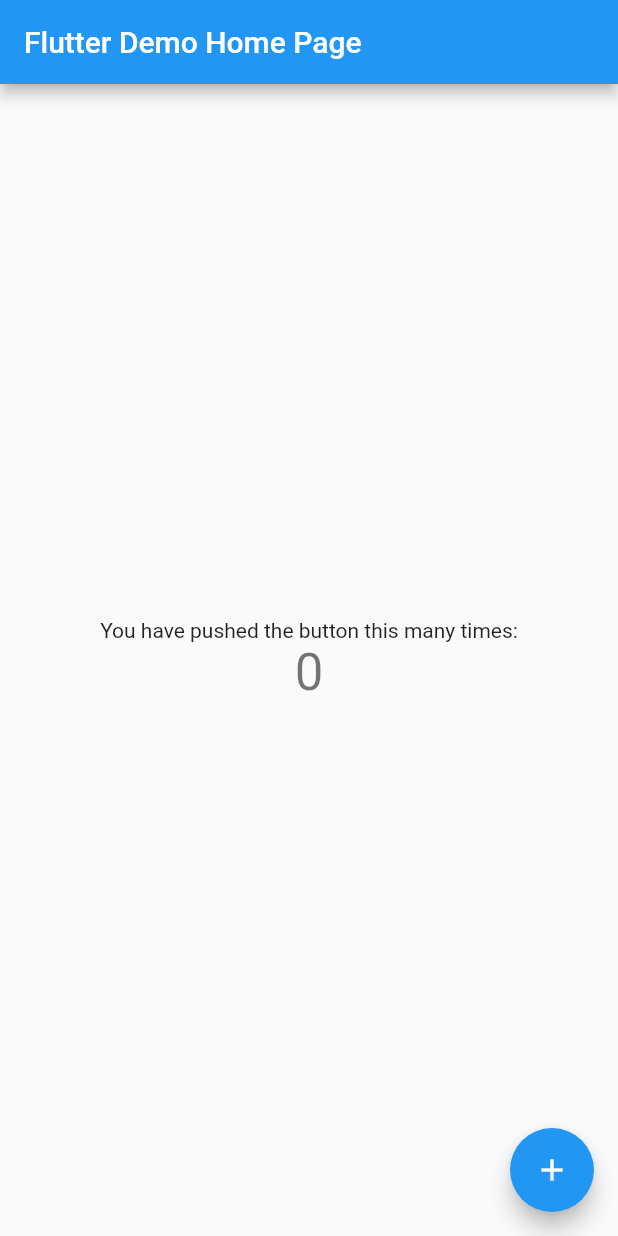
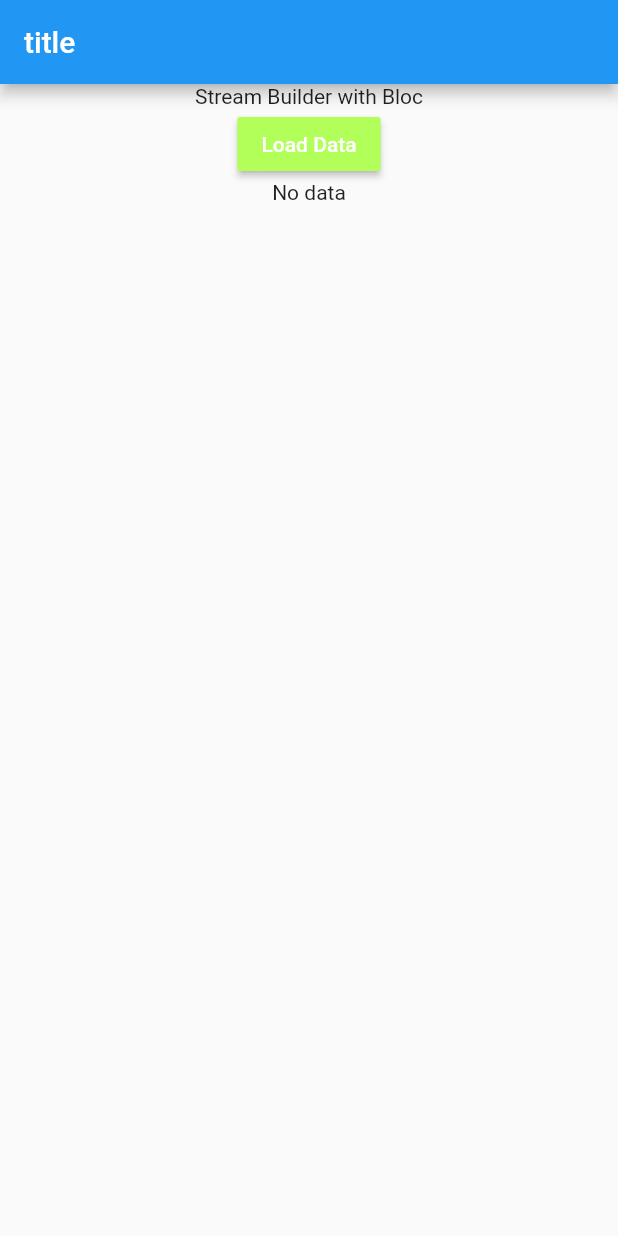
Before and after one commit to kyh980909/Flutter_Bloc_practice, a Flutter app: the screen it shows after launch, on a phone screen of 412 x 824 dp. Run offline on Flutter 3.47's test engine with Material 2 defaults, Android fonts, the phone set to English and light mode, and no system bars.

Commit message:
bloc todo
bloc패턴으로 todo리스트 만들기

```diff
--- /dev/null
+++ b/flutter_bloc_practice/lib/bloc/todo_bloc.dart
@@ -0,0 +1,24 @@
+import 'dart:async';
+import '../model/todo.dart';
+import '../repository/api.dart';
+
+class TodoBloc {
+  final API api;
+
+  StreamController<List<Todo>> ctrl = StreamController();
+
+  Stream<List<Todo>> get results => ctrl.stream;
+
+  TodoBloc(this.api);
+
+  void dispose() {
+    ctrl.close();
+  }
+
+  void getTodo() {
+    api.getTodo().then((todos) {
+      ctrl.add(todos);
+    });
+  }
+
+}
--- /dev/null
+++ b/flutter_bloc_practice/lib/bloc/todo_provider.dart
@@ -0,0 +1,17 @@
+import 'package:flutter/material.dart';
+import 'todo_bloc.dart';
+import '../repository/api.dart';
+
+class TodoProvider extends InheritedWidget {
+  final TodoBloc todoBloc;
+
+  @override
+  bool updateShouldNotify(InheritedWidget oldWidget) => true;
+
+  static TodoBloc of(BuildContext context) =>
+      (context.inheritFromWidgetOfExactType(TodoProvider) as TodoProvider).todoBloc;
+
+  TodoProvider({Key key, TodoBloc todoBloc, Widget child})
+    : this.todoBloc = todoBloc ?? TodoBloc(API()),
+      super(child: child, key: key);
+}
--- a/flutter_bloc_practice/lib/main.dart
+++ b/flutter_bloc_practice/lib/main.dart
@@ -1,111 +1,23 @@
 import 'package:flutter/material.dart';
 
-void main() => runApp(MyApp());
+import 'ui/todo_page.dart';
+import 'bloc/todo_provider.dart';
+import 'bloc/todo_bloc.dart';
+import 'repository/api.dart';
+
+void main() => runApp(new MyApp());
 
 class MyApp extends StatelessWidget {
-  // This widget is the root of your application.
   @override
   Widget build(BuildContext context) {
-    return MaterialApp(
-      title: 'Flutter Demo',
-      theme: ThemeData(
-        // This is the theme of your application.
-        //
-        // Try running your application with "flutter run". You'll see the
-        // application has a blue toolbar. Then, without quitting the app, try
-        // changing the primarySwatch below to Colors.green and then invoke
-        // "hot reload" (press "r" in the console where you ran "flutter run",
-        // or simply save your changes to "hot reload" in a Flutter IDE).
-        // Notice that the counter didn't reset back to zero; the application
-        // is not restarted.
-        primarySwatch: Colors.blue,
+    return TodoProvider(
+      todoBloc: TodoBloc(API()),
+      child: MaterialApp(
+        debugShowCheckedModeBanner: false,
+        title: 'Flutter Demo',
+        theme: ThemeData(primarySwatch: Colors.blue),
+        home: TodoPage(),
       ),
-      home: MyHomePage(title: 'Flutter Demo Home Page'),
     );
   }
 }
-
-class MyHomePage extends StatefulWidget {
-  MyHomePage({Key key, this.title}) : super(key: key);
-
-  // This widget is the home page of your application. It is stateful, meaning
-  // that it has a State object (defined below) that contains fields that affect
-  // how it looks.
-
-  // This class is the configuration for the state. It holds the values (in this
-  // case the title) provided by the parent (in this case the App widget) and
-  // used by the build method of the State. Fields in a Widget subclass are
-  // always marked "final".
-
-  final String title;
-
-  @override
-  _MyHomePageState createState() => _MyHomePageState();
-}
-
-class _MyHomePageState extends State<MyHomePage> {
-  int _counter = 0;
-
-  void _incrementCounter() {
-    setState(() {
-      // This call to setState tells the Flutter framework that something has
-      // changed in this State, which causes it to rerun the build method below
-      // so that the display can reflect the updated values. If we changed
-      // _counter without calling setState(), then the build method would not be
-      // called again, and so nothing would appear to happen.
-      _counter++;
-    });
-  }
-
-  @override
-  Widget build(BuildContext context) {
-    // This method is rerun every time setState is called, for instance as done
-    // by the _incrementCounter method above.
-    //
-    // The Flutter framework has been optimized to make rerunning build methods
-    // fast, so that you can just rebuild anything that needs updating rather
-    // than having to individually change instances of widgets.
-    return Scaffold(
-      appBar: AppBar(
-        // Here we take the value from the MyHomePage object that was created by
-        // the App.build method, and use it to set our appbar title.
-        title: Text(widget.title),
-      ),
-      body: Center(
-        // Center is a layout widget. It takes a single child and positions it
-        // in the middle of the parent.
-        child: Column(
-          // Column is also layout widget. It takes a list of children and
-          // arranges them vertically. By default, it sizes itself to fit its
-          // children horizontally, and tries to be as tall as its parent.
-          //
-          // Invoke "debug painting" (press "p" in the console, choose the
-          // "Toggle Debug Paint" action from the Flutter Inspector in Android
-          // Studio, or the "Toggle Debug Paint" command in Visual Studio Code)
-          // to see the wireframe for each widget.
-          //
-          // Column has various properties to control how it sizes itself and
-          // how it positions its children. Here we use mainAxisAlignment to
-          // center the children vertically; the main axis here is the vertical
-          // axis because Columns are vertical (the cross axis would be
-          // horizontal).
-          mainAxisAlignment: MainAxisAlignment.center,
-          children: <Widget>[
-            Text(
-              'You have pushed the button this many times:',
-            ),
-            Text(
-              '$_counter',
-              style: Theme.of(context).textTheme.display1,
-            ),
-          ],
-        ),
-      ),
-      floatingActionButton: FloatingActionButton(
-        onPressed: _incrementCounter,
-        tooltip: 'Increment',
-        child: Icon(Icons.add),
-      ), // This trailing comma makes auto-formatting nicer for build methods.
-    );
-  }
-}
--- /dev/null
+++ b/flutter_bloc_practice/lib/model/todo.dart
@@ -0,0 +1,14 @@
+class Todo {
+  int userId;
+  int id;
+  String title;
+  bool completed;
+
+  Todo(this.userId, this.id, this.title, this.completed);
+
+  Todo.fromJson(Map json)
+      : userId = json['userId'],
+        id = json['id'],
+        title = json['title'],
+        completed = json['completed'];
+}
--- /dev/null
+++ b/flutter_bloc_practice/lib/repository/api.dart
@@ -0,0 +1,24 @@
+import 'dart:async';
+import 'dart:convert';
+import 'package:http/http.dart' as http;
+import '../model/todo.dart';
+
+class API {
+  final http.Client _client = http.Client();
+
+  static const String _url = "https://jsonplaceholder.typicode.com/todos";
+
+  Future<List<Todo>> getTodo() async {
+    List<Todo> list = [];
+
+    await _client
+        .get(Uri.parse(_url))
+        .then((res) => res.body)
+        .then(json.decode)
+        .then((todos) =>
+            todos.forEach((todo) => list.add(Todo.fromJson(todo))
+            ));
+
+    return list;
+  }
+}
--- /dev/null
+++ b/flutter_bloc_practice/lib/ui/todo_page.dart
@@ -0,0 +1,65 @@
+import 'package:flutter/material.dart';
+
+import '../bloc/todo_provider.dart';
+
+class TodoPage extends StatefulWidget {
+  @override
+  _TodoPageState createState() => _TodoPageState();
+}
+
+class _TodoPageState extends State<TodoPage> {
+  Widget _buildListTile (AsyncSnapshot snapshot, int index) {
+    var id = snapshot.data[index].id;
+    var title = snapshot.data[index].title;
+    bool completed = snapshot.data[index].completed;
+
+    return ListTile(
+      leading: Text("$id"),
+      title: Text("$title"),
+      subtitle: Text("completed" ,
+        style: TextStyle(color: completed ? Colors.lightBlue : Colors.red),),
+    );
+  }
+
+  @override
+  Widget build(BuildContext context) {
+    final todoBloc = TodoProvider.of(context);
+
+    return Scaffold(
+      appBar: AppBar(title: Text("title"),),
+      body: Center(
+        child: Column(
+          children: <Widget>[
+            Text("Stream Builder with Bloc"),
+            RaisedButton(
+              color: Colors.lightGreenAccent[200],
+              child: Text(
+                "Load Data",
+                style: TextStyle(color: Colors.white),
+              ),
+              onPressed: () {
+                todoBloc.getTodo();
+              },
+            ),
+            Flexible(
+              child: StreamBuilder(
+                stream: todoBloc.results,
+                builder: (context, snapshot) {
+                  if (!snapshot.hasData) {
+                    return Text("No data");
+                  } else {
+                    return ListView.builder(
+                      itemCount: snapshot.data.length,
+                      itemBuilder: (context, index) =>
+                      _buildListTile(snapshot, index),
+                    );
+                  }
+                },
+              ),
+            )
+          ],
+        ),
+      ),
+    );
+  }
+}
--- a/flutter_bloc_practice/pubspec.yaml
+++ b/flutter_bloc_practice/pubspec.yaml
@@ -23,6 +23,8 @@ dependencies:
   # The following adds the Cupertino Icons font to your application.
   # Use with the CupertinoIcons class for iOS style icons.
   cupertino_icons: ^0.1.2
+  rxdart: ^0.21.0
+  http: ^0.11.3+17
 
 dev_dependencies:
   flutter_test:
```
Also changed, not shown: flutter_bloc_practice/pubspec.lock.
